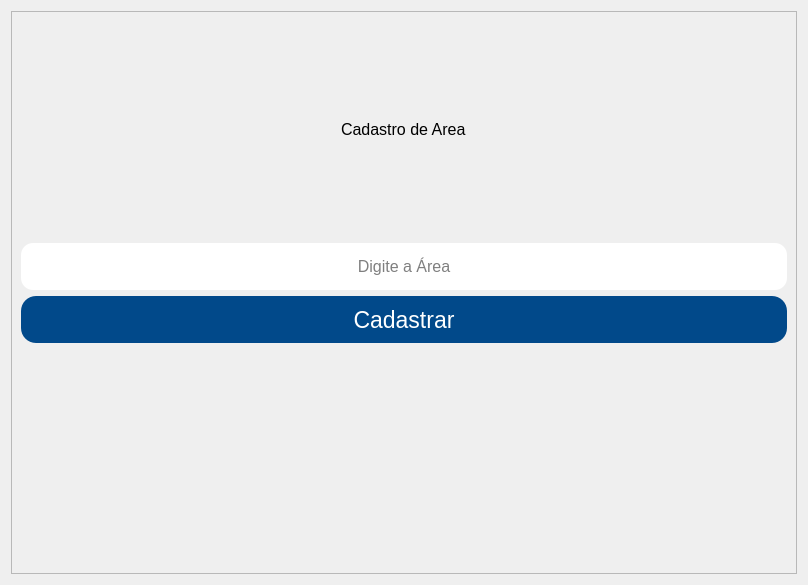
First picture: the form in App/view/ui/cadastroArea.ui, repository Senac-SOR-ADS/Mapa-de-Sala, before the edit.
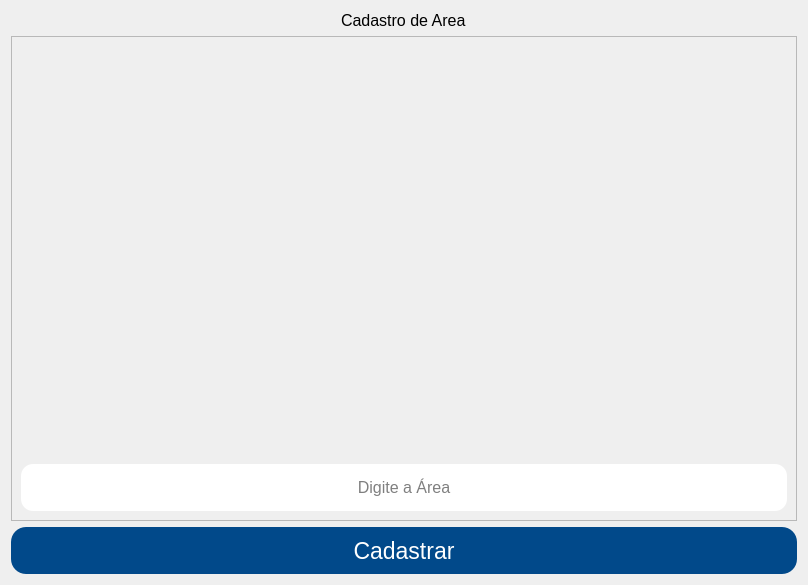
Second picture: the form after the edit.

Patch:
```diff
--- a/App/view/ui/cadastroArea.ui
+++ b/App/view/ui/cadastroArea.ui
@@ -38,8 +38,28 @@
 }</string>
   </property>
   <layout class="QVBoxLayout" name="verticalLayout_2">
+   <item alignment="Qt::AlignHCenter|Qt::AlignTop">
+    <widget class="QLabel" name="label">
+     <property name="font">
+      <font>
+       <pointsize>12</pointsize>
+       <weight>50</weight>
+       <bold>false</bold>
+      </font>
+     </property>
+     <property name="text">
+      <string>Cadastro de Area</string>
+     </property>
+    </widget>
+   </item>
    <item>
     <widget class="QFrame" name="frame">
+     <property name="sizePolicy">
+      <sizepolicy hsizetype="Preferred" vsizetype="Expanding">
+       <horstretch>0</horstretch>
+       <verstretch>0</verstretch>
+      </sizepolicy>
+     </property>
      <property name="frameShape">
       <enum>QFrame::StyledPanel</enum>
      </property>
@@ -47,19 +67,18 @@
       <enum>QFrame::Raised</enum>
      </property>
      <layout class="QVBoxLayout" name="verticalLayout">
-      <item alignment="Qt::AlignHCenter">
-       <widget class="QLabel" name="label">
-        <property name="font">
-         <font>
-          <pointsize>12</pointsize>
-          <weight>50</weight>
-          <bold>false</bold>
-         </font>
+      <item>
+       <spacer name="verticalSpacer_2">
+        <property name="orientation">
+         <enum>Qt::Vertical</enum>
         </property>
-        <property name="text">
-         <string>Cadastro de Area</string>
+        <property name="sizeHint" stdset="0">
+         <size>
+          <width>20</width>
+          <height>40</height>
+         </size>
         </property>
-       </widget>
+       </spacer>
       </item>
       <item>
        <widget class="QLineEdit" name="cadastrarArea">
@@ -85,6 +104,9 @@
         </property>
        </widget>
       </item>
+     </layout>
+    </widget>
+   </item>
       <item>
        <widget class="QPushButton" name="btnCadastrarArea">
         <property name="minimumSize">
@@ -103,16 +125,6 @@
         </property>
        </widget>
       </item>
-      <item alignment="Qt::AlignHCenter|Qt::AlignVCenter">
-       <widget class="QLabel" name="resposta">
-        <property name="text">
-         <string/>
-        </property>
-       </widget>
-      </item>
-     </layout>
-    </widget>
-   </item>
   </layout>
  </widget>
  <tabstops>
```
Left out of the diff: 1 changed line with no effect on the pictures. Lines whose indentation alone changed are shown as unchanged.
